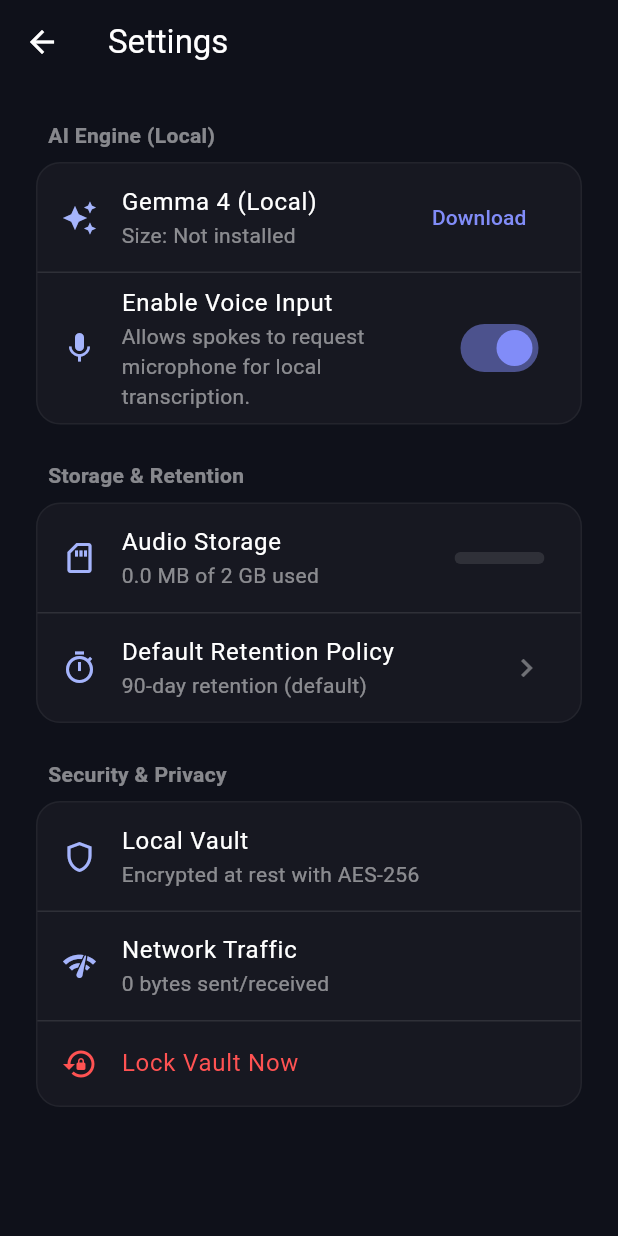
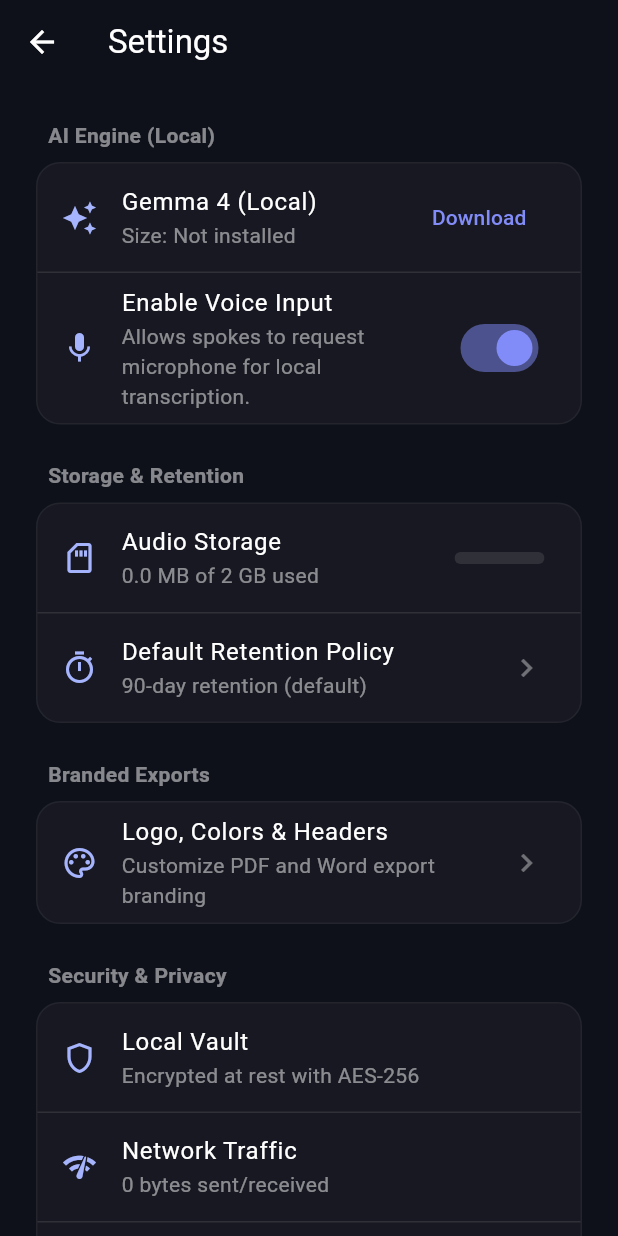
Before and after one commit to NSF-Labs/Kraken-Voice, a Flutter app: the SettingsScreen screen opened by its route, on a phone screen of 412 x 824 dp. Run offline on Flutter 3.47's test engine with Material 3 defaults, Android fonts, the phone set to English and light mode, and no system bars; our stand-ins replace dio, equatable, file_picker, flutter_bloc, flutter_local_notifications, flutter_secure_storage and 9 more; missing offline and left inert: pointycastle, receive_sharing_intent, whisper_ggml_plus, whisper_ggml_plus_ffmpeg; accounts and stored records are empty.

Commit message:
Add Branded Exports section to main Settings screen
MeetingNotesSettingsScreen was fully built but never wired into any
navigation. The main Settings screen stopped at 'Lock Vault Now' with
no way to reach the branding UI.

Fix: Added 'Branded Exports' section with a 'Logo, Colors & Headers'
tile that navigates to MeetingNotesSettingsScreen. Placed between
Storage & Retention and Security & Privacy sections.

```diff
--- a/lib/shell/ui/settings_screen.dart
+++ b/lib/shell/ui/settings_screen.dart
@@ -9,6 +9,7 @@ import '../../kernel/voice_input/faster_whisper_voice_input.dart';
 import '../../spokes/meeting_notes/ui/summary_quality_test_screen.dart';
 import '../../spokes/meeting_notes/ui/language_benchmark_screen.dart';
 import '../../kernel/retention/retention_service.dart';
+import '../../spokes/meeting_notes/ui/meeting_notes_settings_screen.dart';
 
 class SettingsScreen extends StatefulWidget {
   const SettingsScreen({super.key});
@@ -265,6 +266,27 @@ class _SettingsScreenState extends State<SettingsScreen> {
                   ),
                 ),
                 const SizedBox(height: 24),
+                _buildSectionTitle('Branded Exports'),
+                _buildSettingsCard(
+                  child: ListTile(
+                    leading: const Icon(Icons.palette_outlined, color: Color(0xFFA5B4FC)),
+                    title: const Text('Logo, Colors & Headers', style: TextStyle(color: Colors.white)),
+                    subtitle: Text(
+                      'Customize PDF and Word export branding',
+                      style: TextStyle(color: Colors.white.withOpacity(0.5)),
+                    ),
+                    trailing: const Icon(Icons.chevron_right, color: Colors.white38),
+                    onTap: () {
+                      Navigator.push(
+                        context,
+                        MaterialPageRoute(
+                          builder: (_) => const MeetingNotesSettingsScreen(),
+                        ),
+                      );
+                    },
+                  ),
+                ),
+                const SizedBox(height: 24),
                 _buildSectionTitle('Security & Privacy'),
                 _buildSettingsCard(
                   child: Column(
```
